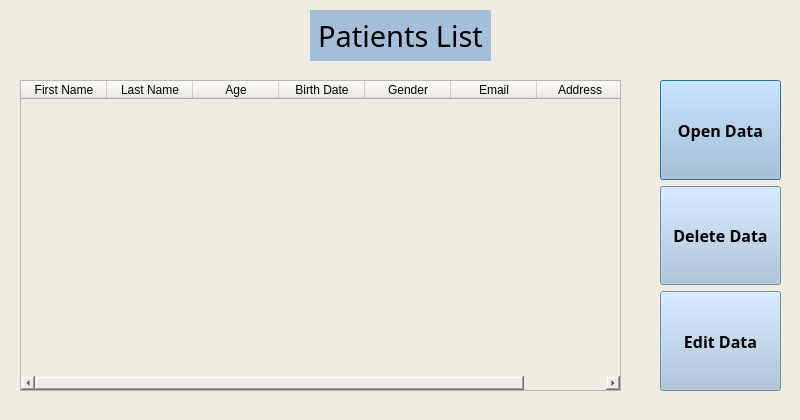
First picture: the form in browser.ui, repository AlgoChad/Shit, before the edit.
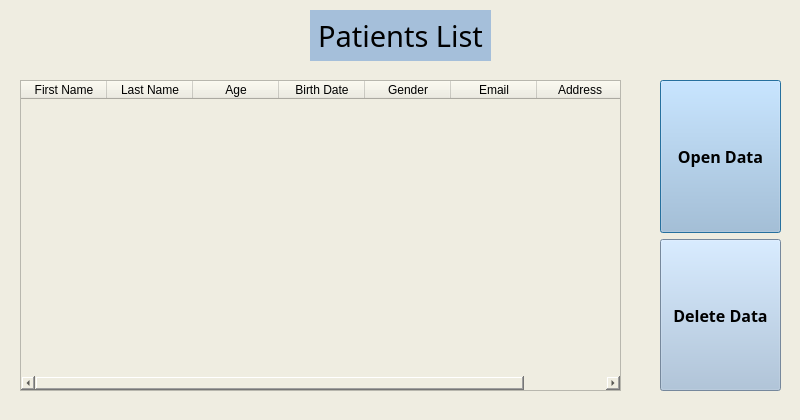
Second picture: the form after the edit.

What changed in the file:
```diff
--- a/browser.ui
+++ b/browser.ui
@@ -225,30 +225,6 @@
       </property>
      </widget>
     </item>
-    <item>
-     <widget class="QPushButton" name="edit_data">
-      <property name="sizePolicy">
-       <sizepolicy hsizetype="Minimum" vsizetype="Preferred">
-        <horstretch>0</horstretch>
-        <verstretch>0</verstretch>
-       </sizepolicy>
-      </property>
-      <property name="font">
-       <font>
-        <family>Agency FB</family>
-        <pointsize>12</pointsize>
-        <weight>75</weight>
-        <bold>true</bold>
-       </font>
-      </property>
-      <property name="styleSheet">
-       <string notr="true">background-color: rgb(165, 191, 218);</string>
-      </property>
-      <property name="text">
-       <string>Edit Data</string>
-      </property>
-     </widget>
-    </item>
    </layout>
   </widget>
  </widget>
```
